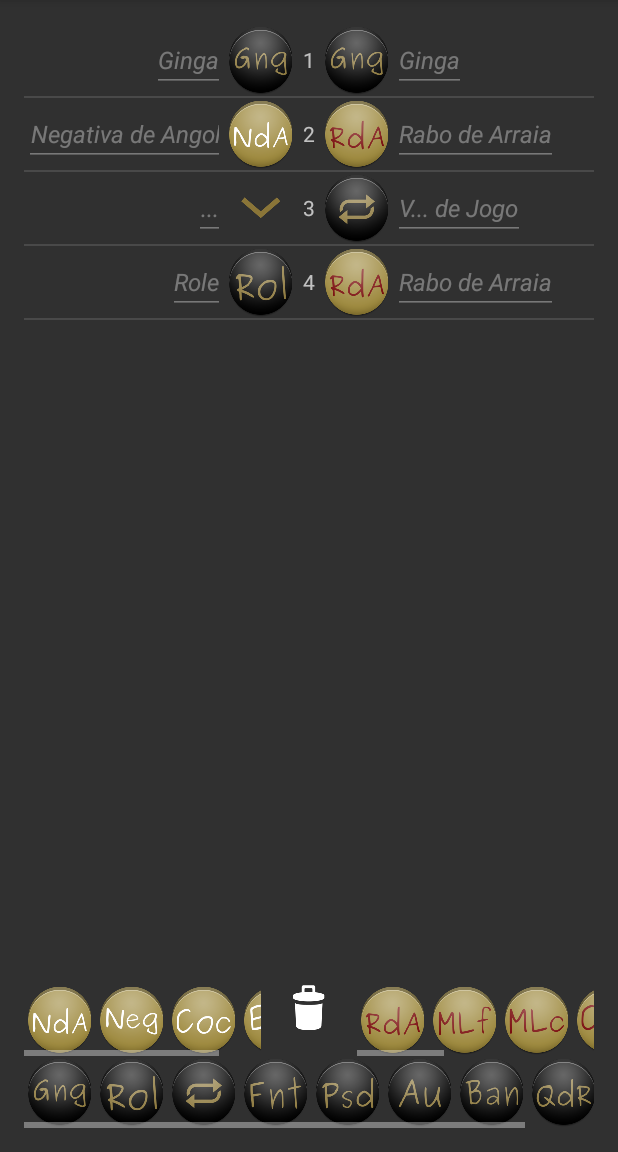
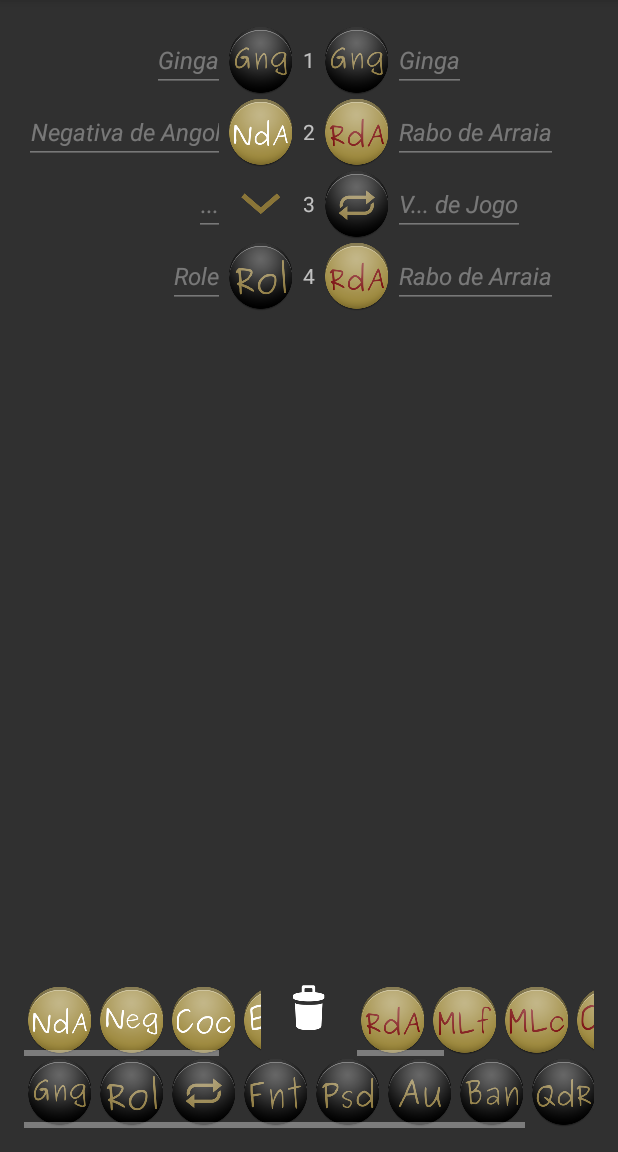
Before and after one commit to mamueinf/Caju, an Android app: the fragment SequenceEditorFragment placed in its activity, on a phone screen of 412 x 824 dp, the part 84-1236 px from its top. Run offline under Robolectric (Android 15) with nearby library versions, the phone set to English and light mode, and no system bars; libraries missing offline, so code that uses them is left out: org.simpleframework.xml.

Commit message:
MovLib done SeqLib added SeqEd - viewing only
icon set updated

```diff
--- a/app/src/main/java/com/mm/caju/CajuMainActivity.java
+++ b/app/src/main/java/com/mm/caju/CajuMainActivity.java
@@ -498,7 +498,7 @@ public class CajuMainActivity extends ActionBarActivity implements SequenceLibra
 
 
     @Override
-    public void onSeqEdFragmentInteraction(int dfh) {
+    public void onSeqEdFragmentInteraction(Uri uri) {
 
     }
 
@@ -506,7 +506,6 @@ public class CajuMainActivity extends ActionBarActivity implements SequenceLibra
     public void onMovLibFragmentInteraction(String id) {
         Toast toast = Toast.makeText( getApplicationContext(), "Thanks for clicking the move ...", Toast.LENGTH_SHORT);
         toast.show();
-
     }
 
     @Override
@@ -553,6 +552,8 @@ public class CajuMainActivity extends ActionBarActivity implements SequenceLibra
         CajuMainActivity.currentSequence = currentSequence;
     }
 
+
+
     /**
      * A placeholder fragment containing a simple view.
      */
--- a/app/src/main/java/com/mm/caju/SequenceEditorFragment.java
+++ b/app/src/main/java/com/mm/caju/SequenceEditorFragment.java
@@ -2,21 +2,13 @@ package com.mm.caju;
 
 import android.app.Activity;
 import android.app.Fragment;
-import android.content.Context;
+import android.net.Uri;
 import android.os.Bundle;
-import android.text.Editable;
-import android.text.TextWatcher;
 import android.view.LayoutInflater;
 import android.view.View;
 import android.view.ViewGroup;
-import android.widget.AbsListView;
-import android.widget.AdapterView;
-import android.widget.ArrayAdapter;
-import android.widget.EditText;
 import android.widget.ImageView;
 import android.widget.LinearLayout;
-import android.widget.ListAdapter;
-import android.widget.TextView;
 
 import com.mm.caju.caju_seqMdl.DefMovement;
 import com.mm.caju.caju_seqMdl.MiscMovement;
@@ -28,7 +20,6 @@ import com.mm.caju.caju_seqMdl.TimeSlot;
 import java.text.SimpleDateFormat;
 import java.util.Calendar;
 import java.util.Iterator;
-import java.util.List;
 
 import static com.mm.caju.CajuMainActivity.getCajuSequenceLib;
 
@@ -41,7 +32,7 @@ import static com.mm.caju.CajuMainActivity.getCajuSequenceLib;
  * Use the {@link SequenceEditorFragment#newInstance} factory method to
  * create an instance of this fragment.
  */
-public class SequenceEditorFragment extends Fragment implements AbsListView.OnItemClickListener {
+public class SequenceEditorFragment extends Fragment {
     // TODO: Rename parameter arguments, choose names that match
     // the fragment initialization parameters, e.g. ARG_ITEM_NUMBER
     private static final String ARG_PARAM1 = "param1";
@@ -52,17 +43,6 @@ public class SequenceEditorFragment extends Fragment implements AbsListView.OnIt
     private String mParam2;
 
     private OnFragmentInteractionListener mListener;
-
-    /**
-     * The fragment's ListView/GridView.
-     */
-    private AbsListView mListView;
-
-    /**
-     * The Adapter which will be used to populate the ListView/GridView with
-     * Views.
-     */
-    private ListAdapter mAdapter;
 
     private Sequence currentSequence = null;
 
@@ -86,9 +66,6 @@ public class SequenceEditorFragment extends Fragment implements AbsListView.OnIt
 
     public SequenceEditorFragment() {
         // Required empty public constructor
-
-
-
     }
 
     @Override
@@ -100,9 +77,6 @@ public class SequenceEditorFragment extends Fragment implements AbsListView.OnIt
         }
 
         currentSequence = CajuMainActivity.getCurrentSequence();
-
-        mAdapter = new SeqEdListViewAdapter(getActivity(),
-                R.layout.fragment_sequence_element, currentSequence.getTimeslots() );
     }
 
     @Override
@@ -113,13 +87,6 @@ public class SequenceEditorFragment extends Fragment implements AbsListView.OnIt
 
         // Inflate the layout for this fragment
         View rootView = inflater.inflate(R.layout.fragment_sequence_editor, container, false);
-
-        // Set the adapter
-        mListView = (AbsListView) rootView.findViewById(R.id.listView_seq);
-        ((AdapterView<ListAdapter>) mListView).setAdapter(mAdapter);
-
-        // Set OnItemClickListener so we can be notified on item clicks
-        mListView.setOnItemClickListener(this);
 
         /** def iterator **/
         Iterator it = null;
@@ -196,37 +163,40 @@ public class SequenceEditorFragment extends Fragment implements AbsListView.OnIt
         /**
          * fill SeqEd with elements
          * */
+        LinearLayout seqLayout = (LinearLayout) rootView.findViewById(R.id.layout_seq);
 
-
-/*        LinearLayout seqLayout = (LinearLayout) rootView.findViewById(R.id.layout_seq);
+        currentSequence = CajuMainActivity.getCurrentSequence();
 
         if ( currentSequence != null ) {
-            *//** REUSE iterator **//*
+            /** REUSE iterator **/
             it = currentSequence.getTimeslots().iterator();
             while (it.hasNext()) {
 
                 TimeSlot tsl = (TimeSlot) it.next();
-
                 SequenceElement seqElFr = new SequenceElement();
-
                 seqElFr.setTsl( tsl );
 
                 getFragmentManager().beginTransaction()
                         .add(R.id.layout_seq, seqElFr)
                         .commit();
             }
-        }*/
-
+        }
 
         return rootView;
     }
 
+    // TODO: Rename method, update argument and hook method into UI event
+    public void onButtonPressed(Uri uri) {
+        if (mListener != null) {
+            mListener.onSeqEdFragmentInteraction(uri);
+        }
+    }
 
     @Override
     public void onPause() {
         super.onPause();
 
-        SimpleDateFormat df = new SimpleDateFormat("dd-MMM-yyyy-HH:mm");
+        SimpleDateFormat df = new SimpleDateFormat("dd.MMM.yyyy-HH:mm");
         String formattedDate = df.format(Calendar.getInstance().getTime());
 
         if ( currentSequence != null) {
@@ -254,31 +224,6 @@ public class SequenceEditorFragment extends Fragment implements AbsListView.OnIt
         mListener = null;
     }
 
-    @Override
-    public void onItemClick(AdapterView<?> parent, View view, int position, long id) {
-        if (null != mListener) {
-            // Notify the active callbacks interface (the activity, if the
-            // fragment is attached to one) that an item has been selected.
-            mListener.onSeqEdFragmentInteraction(currentSequence.getTimeslots().get(position).getTime());
-        }
-    }
-
-    /**
-     * The default content for this Fragment has a TextView that is shown when
-     * the list is empty. If you would like to change the text, call this method
-     * to supply the text it should use.
-     */
-    public void setEmptyText(CharSequence emptyText) {
-        View emptyView = mListView.getEmptyView();
-
-        if (emptyView instanceof TextView) {
-            ((TextView) emptyView).setText(emptyText);
-        }
-    }
-
-    public void setCurrentSequence(Sequence currentSequence) {
-        this.currentSequence = currentSequence;
-    }
 
     /**
      * This interface must be implemented by activities that contain this
@@ -292,107 +237,14 @@ public class SequenceEditorFragment extends Fragment implements AbsListView.OnIt
      */
     public interface OnFragmentInteractionListener {
         // TODO: Update argument type and name
-        public void onSeqEdFragmentInteraction(int dfh);
+        public void onSeqEdFragmentInteraction(Uri uri);
     }
 
 
-
-
-    public class SeqEdListViewAdapter extends ArrayAdapter<TimeSlot> {
-
-
-        Context context;
-
-        public SeqEdListViewAdapter(Context context, int resourceId, //resourceId=your layout
-                                     List<TimeSlot> items) {
-            super(context, resourceId, items);
-            this.context = context;
-        }
-
-        /*private view holder class*/
-        private class ViewHolder {
-
-            EditText textBot;
-            ImageView imageViewBot;
-            TextView txtTime;
-            ImageView imageViewTop;
-            EditText textTop;
-        }
-
-        public View getView(int position, View convertView, ViewGroup parent) {
-            ViewHolder holder = null;
-            final TimeSlot rowItemMovTsl = getItem(position);
-
-            LayoutInflater mInflater = (LayoutInflater) context
-                    .getSystemService(Activity.LAYOUT_INFLATER_SERVICE);
-            if (convertView == null) {
-                convertView = mInflater.inflate(R.layout.fragment_sequence_element, null);
-                holder = new ViewHolder();
-                holder.textBot = (EditText) convertView.findViewById(R.id.editText_note_bot);
-                holder.imageViewBot = (ImageView) convertView.findViewById(R.id.imageView_player_bot);
-                holder.txtTime = (TextView) convertView.findViewById(R.id.textView_time);
-                holder.imageViewTop = (ImageView) convertView.findViewById(R.id.imageView_player_top);
-                holder.textTop = (EditText) convertView.findViewById(R.id.editText_note_top);
-                convertView.setTag(holder);
-            } else
-                holder = (ViewHolder) convertView.getTag();
-
-            // time
-            holder.txtTime.setText( Integer.toString(rowItemMovTsl.getTime()) );
-
-            //bot player stuff
-            if (rowItemMovTsl.getBotPlayerMov() == null ) {
-                holder.imageViewBot.setImageDrawable( getResources().getDrawable( R.mipmap.ic_mov_cont ) );
-                holder.textBot.setHint("...");
-            } else {
-                holder.textBot.setHint(rowItemMovTsl.getBotPlayerMov().getMovName());
-                holder.textBot.setHint( rowItemMovTsl.getBotPlayerMov().getMovName());
-                holder.imageViewBot.setImageResource(rowItemMovTsl.getBotPlayerMov().getMovIconID());
-            }
-            holder.textBot.addTextChangedListener(new TextWatcher() {
-                @Override
-                public void beforeTextChanged(CharSequence s, int start, int count, int after) {
-
-                }
-
-                @Override
-                public void onTextChanged(CharSequence s, int start, int before, int count) {
-
-                }
-
-                @Override
-                public void afterTextChanged(Editable s) {
-                    rowItemMovTsl.getBotPlayerMov().setMovNote(s.toString());
-                }
-            });
-
-            //top player stuff
-            if (rowItemMovTsl.getTopPlayerMov() == null ){
-                holder.imageViewTop.setImageDrawable( getResources().getDrawable( R.mipmap.ic_mov_cont ) );
-                holder.textTop.setHint( "..." );
-            } else {
-                holder.imageViewTop.setImageResource(rowItemMovTsl.getTopPlayerMov().getMovIconID());
-                holder.textTop.setHint(rowItemMovTsl.getTopPlayerMov().getMovName());
-                holder.textTop.setText(rowItemMovTsl.getTopPlayerMov().getMovNote());
-            }
-            holder.textTop.addTextChangedListener( new TextWatcher() {
-                @Override
-                public void beforeTextChanged(CharSequence s, int start, int count, int after) {
-
-                }
-
-                @Override
-                public void onTextChanged(CharSequence s, int start, int before, int count) {
-
-                }
-
-                @Override
-                public void afterTextChanged(Editable s) {
-                    rowItemMovTsl.getTopPlayerMov().setMovNote( s.toString() );
-                }
-            });
-
-            return convertView;
-        }
+    /**
+     * Getters and Setters
+     * */
+    public void setCurrentSequence(Sequence currentSequence) {
+        this.currentSequence = currentSequence;
     }
 }
--- a/app/src/main/java/com/mm/caju/SequenceElement.java
+++ b/app/src/main/java/com/mm/caju/SequenceElement.java
@@ -140,12 +140,6 @@ public class SequenceElement extends Fragment {
                 getTsl().getBotPlayerMov().setMovNote( s.toString() );
             }
         });
-
-
-
-
-
-
     }
 
     // TODO: Rename method, update argument and hook method into UI event
--- a/app/src/main/res/layout/fragment_sequence_editor.xml
+++ b/app/src/main/res/layout/fragment_sequence_editor.xml
@@ -9,16 +9,23 @@
     android:paddingTop="@dimen/activity_vertical_margin"
     tools:context=".SequenceEditorFragment" >
 
-    <ListView
+    <ScrollView
         android:layout_width="wrap_content"
         android:layout_height="wrap_content"
-        android:id="@+id/listView_seq"
-        android:layout_alignParentTop="true"
+        android:id="@+id/scrollView_seq"
         android:layout_alignParentRight="true"
         android:layout_alignParentEnd="true"
         android:layout_alignParentLeft="true"
         android:layout_alignParentStart="true"
-        android:layout_above="@+id/imageView" />
+        android:layout_alignParentTop="true"
+        android:layout_above="@+id/imageView" >
+
+        <LinearLayout
+            android:orientation="vertical"
+            android:layout_width="match_parent"
+            android:layout_height="match_parent"
+            android:id="@+id/layout_seq"></LinearLayout>
+    </ScrollView>
 
     <HorizontalScrollView
         android:id="@+id/horizontalScrollView_mov_misc"
```
